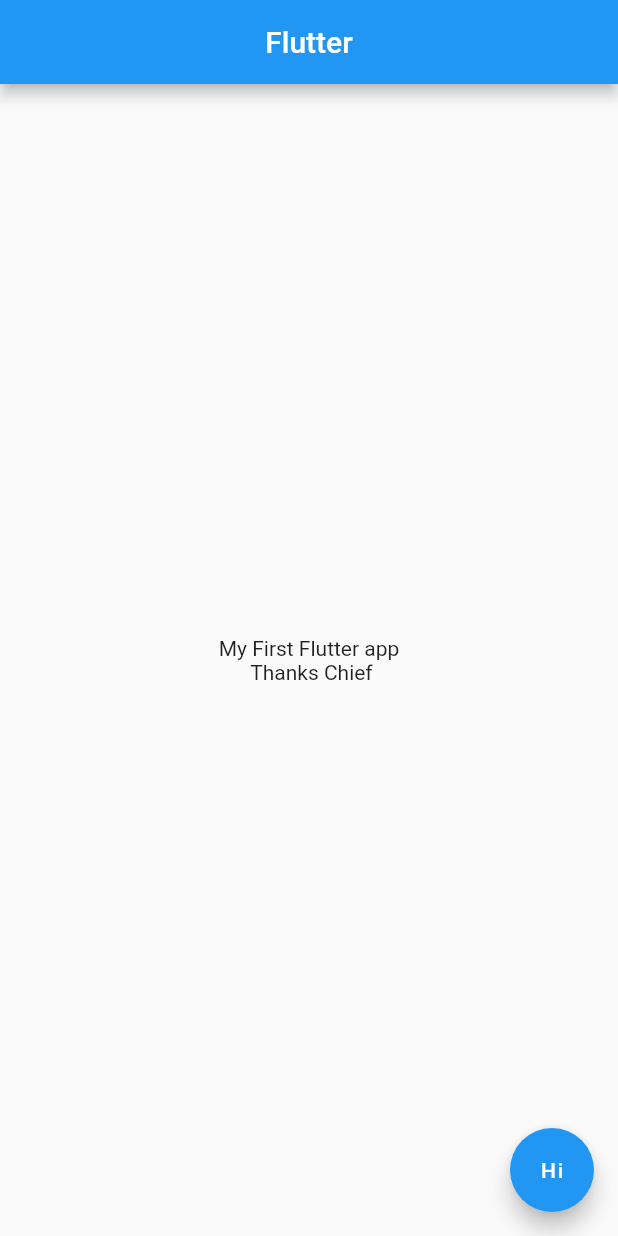
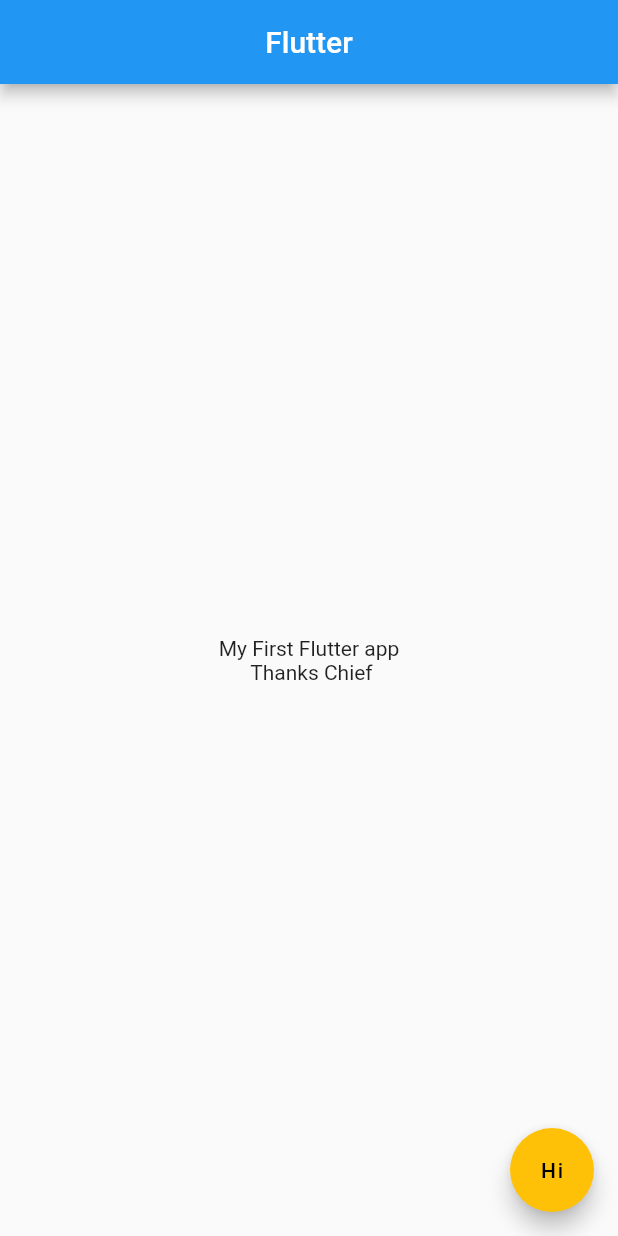
Before and after one commit to Akinyeleib/Pedek, a Flutter app: the screen it shows after launch, on a phone screen of 412 x 824 dp. Run offline on Flutter 3.47's test engine with Material 2 defaults, Android fonts, the phone set to English and light mode, and no system bars.

Commit message:
Customising FLoating Button

```diff
--- a/assignments/lib/main.dart
+++ b/assignments/lib/main.dart
@@ -20,8 +20,13 @@ class AssignmentOne extends StatelessWidget {
         ),
         floatingActionButton: FloatingActionButton(
           onPressed: clicked,
-          child: const Text("Hi"),
-          // backgroundColor: Colors.amber,
+          child: Text(
+            "Hi",
+          ),
+          hoverColor: Colors.indigo.shade900,
+          backgroundColor: Colors.amber,
+          foregroundColor: Colors.black,
+          splashColor: Colors.purple.shade900,
         ),
       ),
     );
```
